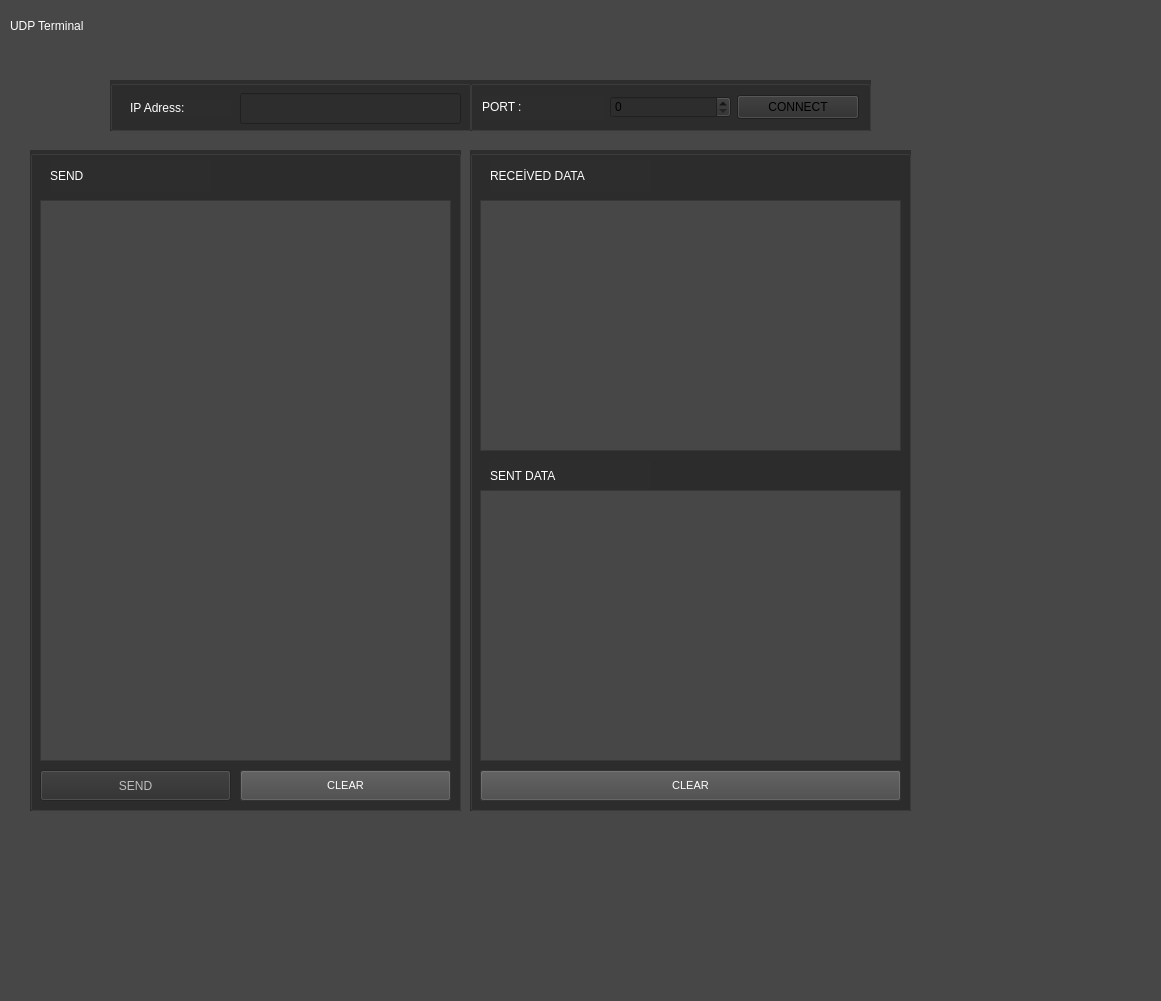
Before: the Qt Designer form mainwindow.ui in NeziBrhn/UDP_uygulama, drawn with Qt 5.
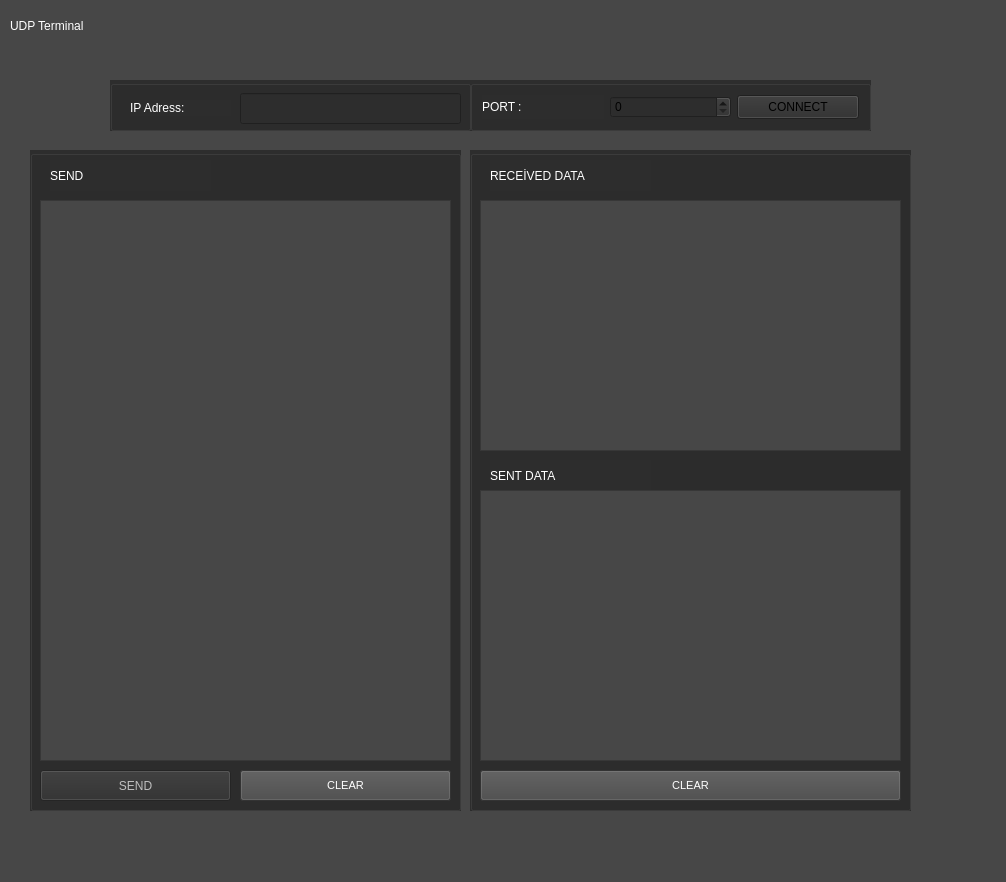
After: the same form once the commit is applied.

```diff
--- a/mainwindow.ui
+++ b/mainwindow.ui
@@ -6,8 +6,8 @@
    <rect>
     <x>0</x>
     <y>0</y>
-    <width>1161</width>
-    <height>1001</height>
+    <width>1006</width>
+    <height>882</height>
    </rect>
   </property>
   <property name="windowTitle">
```
Left out of the diff: 2 changed lines with no effect on the pictures.
